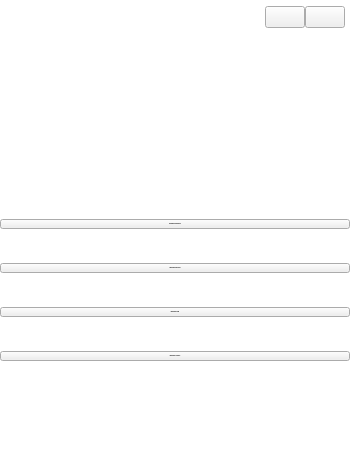
This is App/Front/VPrincipal.ui in LAngelVp/ProccessRMPG73 as Qt 5 draws it before an edit. The edited form follows.
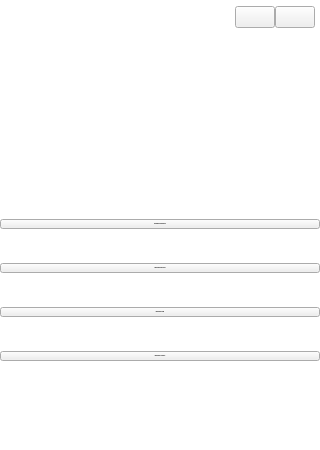
This is the edited form. Icons and pictures are not drawn.

Diff of the .ui file:
```diff
--- a/App/Front/VPrincipal.ui
+++ b/App/Front/VPrincipal.ui
@@ -9,7 +9,7 @@
    <rect>
     <x>0</x>
     <y>0</y>
-    <width>350</width>
+    <width>320</width>
     <height>450</height>
    </rect>
   </property>
@@ -21,13 +21,13 @@
   </property>
   <property name="minimumSize">
    <size>
-    <width>350</width>
+    <width>320</width>
     <height>450</height>
    </size>
   </property>
   <property name="maximumSize">
    <size>
-    <width>350</width>
+    <width>320</width>
     <height>450</height>
    </size>
   </property>
@@ -45,12 +45,22 @@
    <bool>false</bool>
   </property>
   <property name="styleSheet">
-   <string notr="true">#panel_principal{
+   <string notr="true">#VPrincipal{
+background-color: rgb(255, 255, 255);
+min-height:450px;
+min-width: 320px;
+max-height: 450px;
+max-width: 320px;
+}
+#panel_principal{
 background-color: rgb(255, 255, 255);
 border-radius:8px;
 }
 [objectName^=&quot;btc_btc&quot;]{
 background-color: transparent;
+border-radius:none;
+width:35px;
+height:35px;
 }
 [objectName^=&quot;btc_btc&quot;]:hover{
 	background-color: rgb(209, 209, 209);
@@ -58,14 +68,14 @@
 	border-radius:4px;
 }
 [objectName^=&quot;btn_btn&quot;]{
-background-color: rgb(232, 232, 232);
+	background-color: rgb(153, 153, 153);
 	color: rgb(0, 0, 0);
 	color: rgb(0, 0, 0);
 	border-radius:8px;
 	font-size: 15px;
 	font-weight: bold;
-max-height: 35px;
-max-width: 280px;
+	max-height: 35px;
+	max-width: 280px;
 }
 [objectName^=&quot;btn_btn&quot;]:hover{
 	background-color: rgb(209, 209, 209);
@@ -85,8 +95,8 @@
 	max-height: 300px;
 }
 #imgPrincipalMenu{
-    margin-left: 25px;
-    margin-right: 25px;
+    margin-left: 60px;
+    margin-right: 60px;
 }
 #VPrincipal{
 background-color: rgb(255, 255, 255);
@@ -160,6 +170,18 @@
     </item>
     <item row="2" column="0">
      <widget class="QWidget" name="panel_btn_sucursales" native="true">
+      <property name="minimumSize">
+       <size>
+        <width>0</width>
+        <height>210</height>
+       </size>
+      </property>
+      <property name="maximumSize">
+       <size>
+        <width>16777215</width>
+        <height>310</height>
+       </size>
+      </property>
       <property name="layoutDirection">
        <enum>Qt::LeftToRight</enum>
       </property>
```
Left out of the diff: 12 changed lines with no effect on the pictures.
